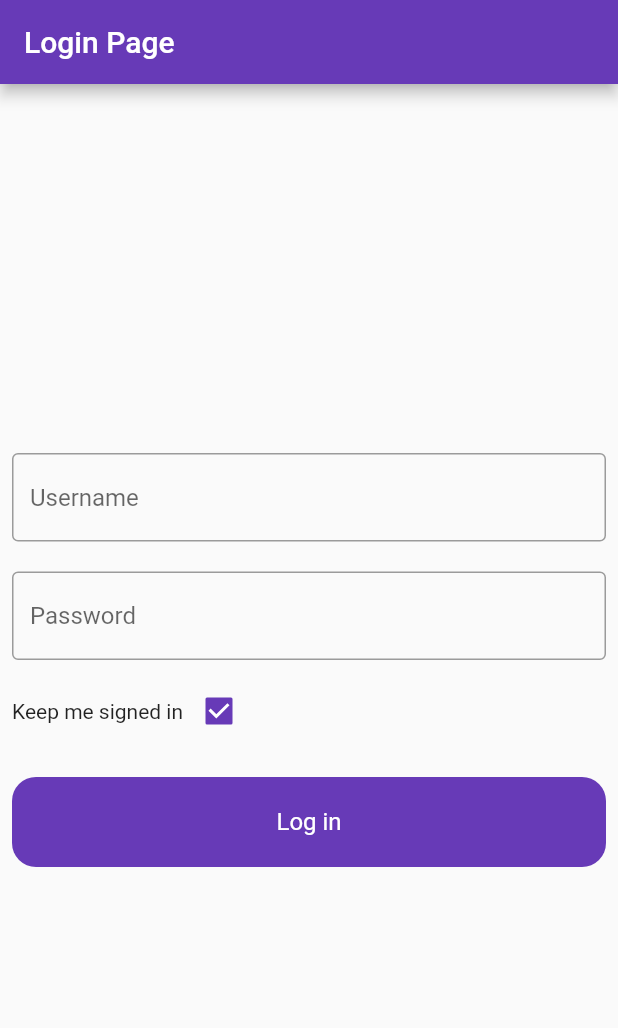
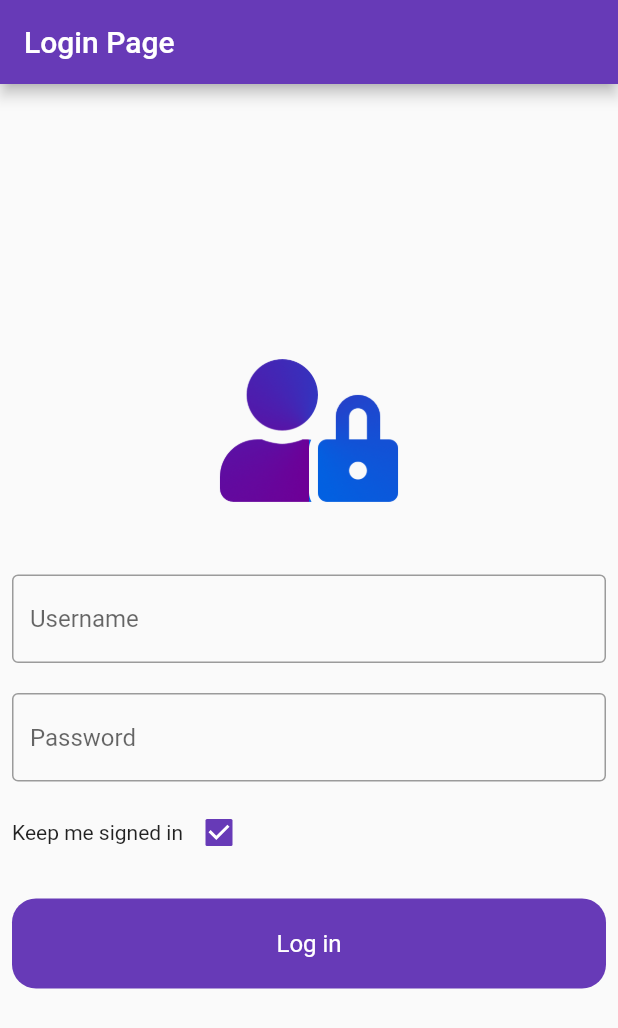
Before and after one commit to thisisyusub/Edway-Tutorial-App, a Flutter app: the screen it shows after launch, on a phone screen of 412 x 824 dp. Shown: the top 1028 px of the screen. Run offline on Flutter 3.47's test engine with Material 2 defaults, Android fonts, the phone set to English and light mode, and no system bars; our stand-ins replace dio, shared_preferences.

Commit message:
login img
Login sehifesine login.png elave edildi

```diff
--- a/lib/presentation/pages/login/login_page.dart
+++ b/lib/presentation/pages/login/login_page.dart
@@ -55,6 +55,13 @@ class _LoginPageState extends State<LoginPage> {
         child: Column(
           mainAxisAlignment: MainAxisAlignment.center,
           children: [
+            Image.asset(
+              'assets/images/login.png',
+              fit: BoxFit.cover,
+            ),
+            SizedBox(
+              height: 30,
+            ),
             TextField(
               controller: username,
               decoration: decoration.copyWith(
--- a/pubspec.yaml
+++ b/pubspec.yaml
@@ -48,8 +48,8 @@ flutter:
   uses-material-design: true
 
   # To add assets to your application, add an assets section, like this:
-  # assets:
-  #   - images/a_dot_burr.jpeg
+  assets:
+    - assets/images/
   #   - images/a_dot_ham.jpeg
 
   # An image asset can refer to one or more resolution-specific "variants", see
```
Also changed, not shown: assets/images/login.png (added).
